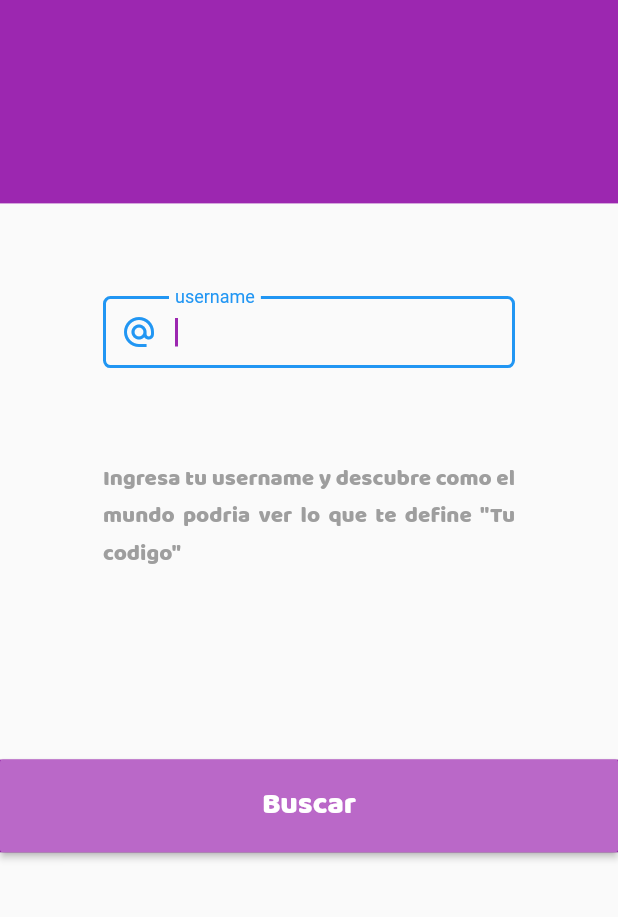
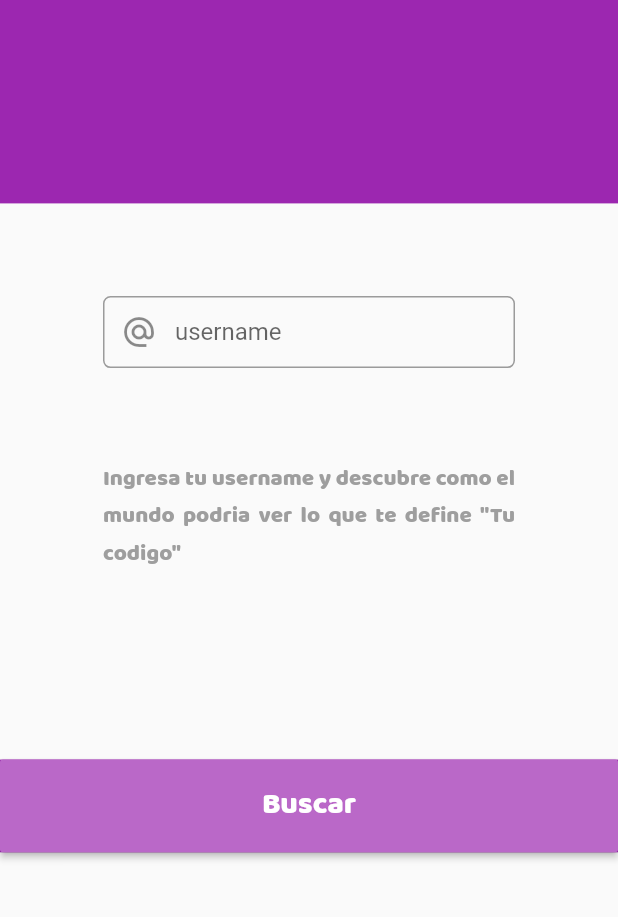
Before and after one commit to boanergepro/scancode_app, a Flutter app: the screen it shows after launch, on a phone screen of 412 x 824 dp, the part 291-1208 px from its top. Run offline on Flutter 3.47's test engine with Material 2 defaults, Android fonts, the phone set to English and light mode, and no system bars; our stand-ins replace flutter_spinkit; accounts and stored records are empty.

Commit message:
[FIX]: - Solucione error al rederizar el teclado.

```diff
--- a/lib/src/screens/login_screen.dart
+++ b/lib/src/screens/login_screen.dart
@@ -20,7 +20,10 @@ class LoginScreen extends StatelessWidget {
       key: _scaffoldKey,
       body: Stack(
         children: <Widget>[
+          ListView(
+            children: <Widget>[
               Container(
+                height: MediaQuery.of(context).size.height,
                 child: Column(
                   children: <Widget>[
                     Expanded(
@@ -62,7 +65,6 @@ class LoginScreen extends StatelessWidget {
                                         Expanded(
                                           flex: 3,
                                           child: customTextField(
-                                        autofocus: true,
                                             controller: _usernameController,
                                             labelText: 'username',
                                             prefixIcon: Icons.alternate_email,
@@ -127,6 +129,8 @@ class LoginScreen extends StatelessWidget {
                   ],
                 ),
               ),
+            ],
+          ),
           LoadingOverlay(
             loading: appState.loadingOverlay,
           )
@@ -135,7 +139,8 @@ class LoginScreen extends StatelessWidget {
     );
   }
 
-  void _handleLogin(context, AppProvider appState, UserProvider userState) async {
+  void _handleLogin(
+      context, AppProvider appState, UserProvider userState) async {
     appState.loadingOverlay = true;
 
     var responseCode = await userState.loadDataUser(_usernameController.text);
@@ -143,7 +148,6 @@ class LoginScreen extends StatelessWidget {
     if (responseCode == 200) {
       appState.loadingOverlay = false;
       Navigator.pushNamed(context, HomeScreen.routerName);
-
     } else {
       appState.loadingOverlay = false;
       _scaffoldKey.currentState.showSnackBar(
```
Lines whose indentation alone changed are shown as unchanged.
